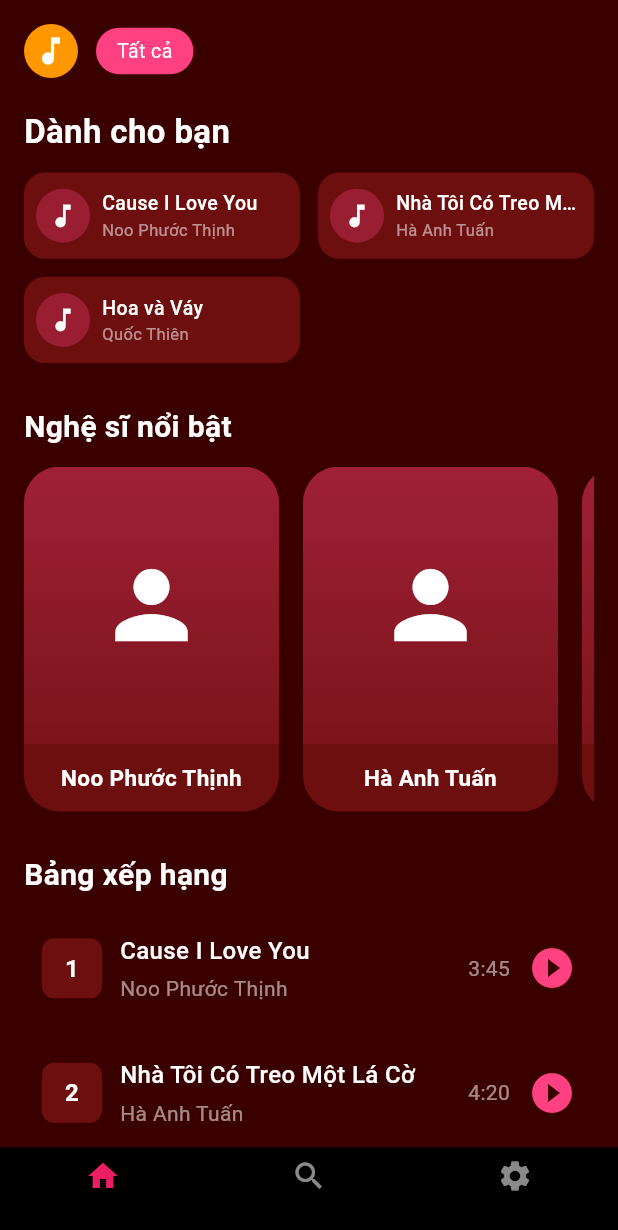
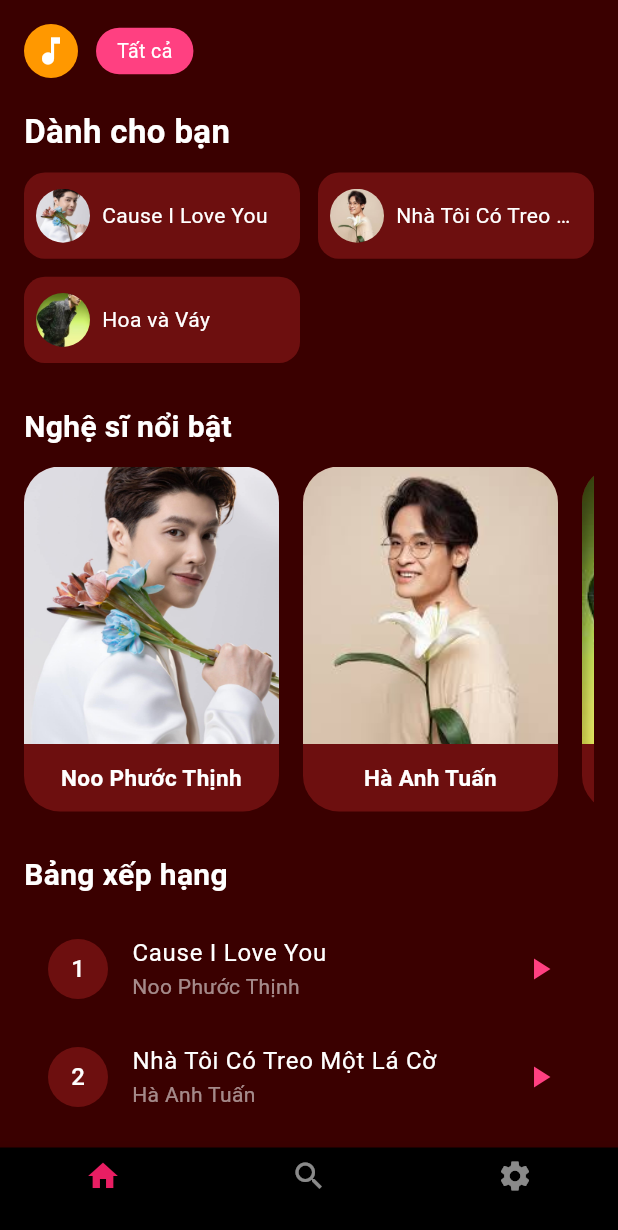
Before and after one commit to Ngocquyen111/TAQ-MUSIC, a Flutter app: the MainScreen screen opened directly, on a phone screen of 412 x 824 dp. Shown: the top 1230 px of the screen. Run offline on Flutter 3.47's test engine with Material 3 defaults, Android fonts, the phone set to English and light mode, and no system bars; our stand-ins replace audioplayers, firebase_auth, firebase_core, google_sign_in, image_picker, shared_preferences; accounts and stored records are empty.

Commit message:
Thêm ảnh, thêm nhạc

```diff
--- a/lib/data/music_data.dart
+++ b/lib/data/music_data.dart
@@ -6,37 +6,42 @@ class MusicData {
     // ================= NOO PHƯỚC THỊNH =================
     Artist(
       name: "Noo Phước Thịnh",
-      image: "",
+      image: "assets/images/artists/noo.jpg",
       songs: [
         Song(
           title: "Thương Em Là Điều Anh Không Thể Ngờ",
           artist: "Noo Phước Thịnh",
           filePath: "songs/Thương Em Là Điều Anh Không Thể Ngờ.mp3",
           duration: "5:09",
+          artistImage: "assets/images/artists/noo.jpg",
         ),
         Song(
           title: "Khổ Quá Thì Về Mẹ Nuôi",
           artist: "Noo Phước Thịnh",
           filePath: "songs/kho_qua_thi_ve_me_nuoi.mp3",
           duration: "3:27",
+          artistImage: "assets/images/artists/noo.jpg",
         ),
         Song(
           title: "Cause I Love You",
           artist: "Noo Phước Thịnh",
           filePath: "songs/Cause I Love You (Xuân Phát Tài 8).mp3",
           duration: "4:45",
+          artistImage: "assets/images/artists/noo.jpg",
         ),
         Song(
           title: "Lặng Thầm",
           artist: "Noo Phước Thịnh",
           filePath: "songs/Lặng Thầm.mp3",
           duration: "3:20",
+          artistImage: "assets/images/artists/noo.jpg",
         ),
         Song(
           title: "Những Kẻ Mộng Mơ",
           artist: "Noo Phước Thịnh",
           filePath: "songs/Những Kẻ Mộng Mơ.mp3",
           duration: "4:14",
+          artistImage: "assets/images/artists/noo.jpg",
         ),
       ],
     ),
@@ -44,37 +49,42 @@ class MusicData {
     // ================= HÀ ANH TUẤN =================
     Artist(
       name: "Hà Anh Tuấn",
-      image: "",
+      image: "assets/images/artists/ha_anh_tuan.jpg",
       songs: [
         Song(
           title: "Tháng Tư Là Lời Nói Dối Của Em",
           artist: "Hà Anh Tuấn",
           filePath: "songs/Tháng Tư Là Lời Nói Dối Của Em.mp3",
           duration: "4:45",
+          artistImage: "assets/images/artists/ha_anh_tuan.jpg",
         ),
         Song(
           title: "Tháng Mấy Em Nhớ Anh",
           artist: "Hà Anh Tuấn",
           filePath: "songs/Tháng Mấy Em Nhớ Anh_.mp3",
           duration: "4:28",
+          artistImage: "assets/images/artists/ha_anh_tuan.jpg",
         ),
         Song(
           title: "Chưa Bao Giờ",
           artist: "Hà Anh Tuấn",
           filePath: "songs/Chưa Bao Giờ (SEE SING SHARE 2).mp3",
           duration: "4:12",
+          artistImage: "assets/images/artists/ha_anh_tuan.jpg",
         ),
         Song(
           title: "Nhà Tôi Có Treo Một Lá Cờ",
           artist: "Hà Anh Tuấn",
           filePath: "songs/Nhà Tôi Có Treo Một Lá Cờ.mp3",
           duration: "4:35",
+          artistImage: "assets/images/artists/ha_anh_tuan.jpg",
         ),
         Song(
           title: "Cơn Mưa Tình Yêu",
           artist: "Hà Anh Tuấn",
           filePath: "songs/Cơn Mưa Tình Yêu.mp3",
           duration: "4:18",
+          artistImage: "assets/images/artists/ha_anh_tuan.jpg",
         ),
       ],
     ),
@@ -82,25 +92,35 @@ class MusicData {
     // ================= QUỐC THIÊN =================
     Artist(
       name: "Quốc Thiên",
-      image: "",
+      image: "assets/images/artists/quoc_thien.jpg",
       songs: [
         Song(
           title: "Hoa và Váy",
           artist: "Quốc Thiên",
-          filePath: "songs/Hoa và Váy (RnB ver).mp3",
+          filePath: "songs/Hoa và Váy (Rock ver).mp3",
           duration: "3:30",
+          artistImage: "assets/images/artists/quoc_thien.jpg",
         ),
         Song(
           title: "Kiếp Sau Vẫn Là Người Việt Nam",
           artist: "Quốc Thiên",
           filePath: "songs/Kiếp Sau Vẫn Là Người Việt Nam.mp3",
           duration: "4:12",
+          artistImage: "assets/images/artists/quoc_thien.jpg",
+        ),
+        Song(
+          title: "Tự Dưng Thành Người Lạ",
+          artist: "Quốc Thiên",
+          filePath: "songs/Tự Dưng Thành Người Lạ.mp3",
+          duration: "4:12",
+          artistImage: "assets/images/artists/quoc_thien.jpg",
         ),
         Song(
           title: "Rất Lâu Rồi Mới Khóc",
           artist: "Quốc Thiên",
           filePath: "songs/Rất Lâu Rồi Mới Khóc (New Version).mp3",
           duration: "4:05",
+          artistImage: "assets/images/artists/quoc_thien.jpg",
         ),
       ],
     ),
@@ -108,37 +128,42 @@ class MusicData {
     // ================= JACK - J97 =================
     Artist(
       name: "J97",
-      image: "",
+      image: "assets/images/artists/j97.jpg",
       songs: [
         Song(
           title: "Hồng Nhan",
           artist: "Jack - J97",
           filePath: "songs/Hồng Nhan (K-ICM Mix).mp3",
           duration: "4:22",
+          artistImage: "assets/images/artists/j97.jpg",
         ),
         Song(
           title: "Sóng Gió",
           artist: "Jack - J97",
           filePath: "songs/Sóng Gió.mp3",
           duration: "4:05",
+          artistImage: "assets/images/artists/j97.jpg",
         ),
         Song(
           title: "Về Bên Anh",
           artist: "Jack - J97",
           filePath: "songs/Về Bên Anh.mp3",
           duration: "3:58",
+          artistImage: "assets/images/artists/j97.jpg",
         ),
         Song(
           title: "Trạm Dừng Chân",
           artist: "Jack - J97",
           filePath: "songs/Trạm Dừng Chân.mp3",
           duration: "4:15",
+          artistImage: "assets/images/artists/j97.jpg",
         ),
         Song(
           title: "Hoa Hải Đường",
           artist: "Jack - J97",
           filePath: "songs/Hoa Hải Đường (HITStory Live Version).mp3",
           duration: "3:45",
+          artistImage: "assets/images/artists/j97.jpg",
         ),
       ],
     ),
@@ -146,7 +171,6 @@ class MusicData {
 
   // ================= HELPER METHODS =================
 
-  /// Lấy artist theo tên (so khớp tuyệt đối)
   static Artist? getArtistByName(String name) {
     try {
       return artists.firstWhere((artist) => artist.name == name);
@@ -155,7 +179,6 @@ class MusicData {
     }
   }
 
-  /// Lấy danh sách bài hát của một artist
   static List<Song> getSongsByArtist(String artistName) {
     final artist = getArtistByName(artistName);
     return artist?.songs ?? [];
--- a/lib/models/song.dart
+++ b/lib/models/song.dart
@@ -3,11 +3,13 @@ class Song {
   final String artist;
   final String filePath;
   final String duration;
+  final String artistImage;
 
   Song({
     required this.title,
     required this.artist,
     required this.filePath,
     required this.duration,
+    required this.artistImage,
   });
 }
--- a/lib/screens/home/home_screen.dart
+++ b/lib/screens/home/home_screen.dart
@@ -21,27 +21,39 @@ class _HomeScreenState extends State<HomeScreen> {
     Song(
       title: "Cause I Love You",
       artist: "Noo Phước Thịnh",
-      filePath: "songs/cause_i_love_you.mp3",
+      filePath: "songs/Cause I Love You (Xuân Phát Tài 8).mp3",
       duration: "3:45",
+      artistImage: "assets/images/artists/noo.jpg",
     ),
     Song(
       title: "Nhà Tôi Có Treo Một Lá Cờ",
       artist: "Hà Anh Tuấn",
       filePath: "songs/Nhà Tôi Có Treo Một Lá Cờ.mp3",
       duration: "4:20",
+      artistImage: "assets/images/artists/ha_anh_tuan.jpg",
     ),
     Song(
       title: "Hoa và Váy",
       artist: "Quốc Thiên",
-      filePath: "songs/Hoa và Váy (RnB ver).mp3",
+      filePath: "songs/Hoa và Váy (Rock ver).mp3",
       duration: "3:30",
+      artistImage: "assets/images/artists/quoc_thien.jpg",
     ),
   ];
 
   final List<Map<String, String>> _artists = [
-    {"name": "Noo Phước Thịnh", "image": ""},
-    {"name": "Hà Anh Tuấn", "image": ""},
-    {"name": "Quốc Thiên", "image": ""},
+    {
+      "name": "Noo Phước Thịnh",
+      "image": "assets/images/artists/noo.jpg",
+    },
+    {
+      "name": "Hà Anh Tuấn",
+      "image": "assets/images/artists/ha_anh_tuan.jpg",
+    },
+    {
+      "name": "Quốc Thiên",
+      "image": "assets/images/artists/quoc_thien.jpg",
+    },
   ];
 
   // ================== PLAYER ==================
@@ -170,26 +182,14 @@ class _HomeScreenState extends State<HomeScreen> {
                     child: Column(
                       children: [
                         Expanded(
-                          child: Container(
-                            decoration: BoxDecoration(
-                              gradient: LinearGradient(
-                                colors: [
-                                  Colors.pinkAccent.withOpacity(0.35),
-                                  Colors.pinkAccent.withOpacity(0.1),
-                                ],
-                                begin: Alignment.topCenter,
-                                end: Alignment.bottomCenter,
-                              ),
+                          child: ClipRRect(
                             borderRadius: const BorderRadius.vertical(
                               top: Radius.circular(24),
                             ),
-                            ),
-                            child: const Center(
-                              child: Icon(
-                                Icons.person,
-                                size: 72,
-                                color: Colors.white,
-                              ),
+                            child: Image.asset(
+                              artist["image"]!,
+                              width: double.infinity,
+                              fit: BoxFit.cover,
                             ),
                           ),
                         ),
@@ -256,6 +256,7 @@ class _HomeScreenState extends State<HomeScreen> {
     );
   }
 
+  // ✅ MINI ITEM – HIỂN THỊ ẢNH NGHỆ SĨ
   Widget _miniItem(Song song) {
     final isPlaying = _isPlaying(song.filePath);
 
@@ -269,51 +270,32 @@ class _HomeScreenState extends State<HomeScreen> {
               ? Colors.pinkAccent.withOpacity(0.2)
               : AppColors.card,
           borderRadius: BorderRadius.circular(14),
-          border: isPlaying
-              ? Border.all(color: Colors.pinkAccent, width: 1.5)
-              : null,
         ),
         child: Row(
           children: [
-            Container(
+            ClipRRect(
+              borderRadius: BorderRadius.circular(18),
+              child: Image.asset(
+                song.artistImage,
                 width: 36,
                 height: 36,
-              decoration: BoxDecoration(
-                color: Colors.pinkAccent.withOpacity(0.3),
-                shape: BoxShape.circle,
-              ),
-              child: Icon(
-                isPlaying ? Icons.pause : Icons.music_note,
-                color: Colors.white,
-                size: 20,
+                fit: BoxFit.cover,
+                errorBuilder: (_, __, ___) {
+                  return const CircleAvatar(
+                    radius: 18,
+                    backgroundColor: Colors.pinkAccent,
+                    child: Icon(Icons.person, color: Colors.white),
+                  );
+                },
               ),
             ),
             const SizedBox(width: 8),
             Expanded(
-              child: Column(
-                crossAxisAlignment: CrossAxisAlignment.start,
-                mainAxisAlignment: MainAxisAlignment.center,
-                children: [
-                  Text(
+              child: Text(
                 song.title,
                 maxLines: 1,
                 overflow: TextOverflow.ellipsis,
-                    style: const TextStyle(
-                      color: Colors.white,
-                      fontSize: 13,
-                      fontWeight: FontWeight.w500,
-                    ),
-                  ),
-                  Text(
-                    song.artist,
-                    maxLines: 1,
-                    overflow: TextOverflow.ellipsis,
-                    style: const TextStyle(
-                      color: Colors.white54,
-                      fontSize: 11,
-                    ),
-                  ),
-                ],
+                style: const TextStyle(color: Colors.white),
               ),
             ),
           ],
@@ -325,84 +307,19 @@ class _HomeScreenState extends State<HomeScreen> {
   Widget _songItem(Song song, int index) {
     final isPlaying = _isPlaying(song.filePath);
 
-    return Padding(
-      padding: const EdgeInsets.only(bottom: 12),
-      child: InkWell(
+    return ListTile(
       onTap: () => _playSong(song),
-        borderRadius: BorderRadius.circular(12),
-        child: Container(
-          padding: const EdgeInsets.all(12),
-          decoration: BoxDecoration(
-            color: isPlaying
-                ? Colors.pinkAccent.withOpacity(0.1)
-                : Colors.transparent,
-            borderRadius: BorderRadius.circular(12),
+      leading: CircleAvatar(
+        backgroundColor: isPlaying ? Colors.pinkAccent : AppColors.card,
+        child: Text('$index', style: const TextStyle(color: Colors.white)),
       ),
-          child: Row(
-            children: [
-              Container(
-                width: 40,
-                height: 40,
-                decoration: BoxDecoration(
-                  color: isPlaying ? Colors.pinkAccent : AppColors.card,
-                  borderRadius: BorderRadius.circular(8),
-                ),
-                child: Center(
-                  child: isPlaying
-                      ? const Icon(Icons.pause,
-                      color: Colors.white, size: 20)
-                      : Text(
-                    '$index',
-                    style: const TextStyle(
-                      color: Colors.white,
-                      fontSize: 16,
-                      fontWeight: FontWeight.bold,
-                    ),
-                  ),
-                ),
-              ),
-              const SizedBox(width: 12),
-              Expanded(
-                child: Column(
-                  crossAxisAlignment: CrossAxisAlignment.start,
-                  children: [
-                    Text(
-                      song.title,
-                      style: const TextStyle(
-                        color: Colors.white,
-                        fontSize: 16,
-                        fontWeight: FontWeight.w500,
-                      ),
-                    ),
-                    const SizedBox(height: 4),
-                    Text(
-                      song.artist,
-                      style: const TextStyle(
-                        color: Colors.white54,
-                        fontSize: 14,
-                      ),
-                    ),
-                  ],
-                ),
-              ),
-              Text(
-                song.duration,
-                style: const TextStyle(
-                  color: Colors.white54,
-                  fontSize: 14,
-                ),
-              ),
-              const SizedBox(width: 12),
-              Icon(
-                isPlaying
-                    ? Icons.pause_circle_filled
-                    : Icons.play_circle_filled,
+      title:
+      Text(song.title, style: const TextStyle(color: Colors.white)),
+      subtitle:
+      Text(song.artist, style: const TextStyle(color: Colors.white54)),
+      trailing: Icon(
+        isPlaying ? Icons.pause : Icons.play_arrow,
         color: Colors.pinkAccent,
-                size: 32,
-              ),
-            ],
-          ),
-        ),
       ),
     );
   }
--- a/pubspec.yaml
+++ b/pubspec.yaml
@@ -10,6 +10,7 @@ environment:
 dependencies:
   flutter:
     sdk: flutter
+
   shared_preferences: ^2.2.2
   audioplayers: ^5.2.1
   just_audio: ^0.9.36
@@ -18,13 +19,14 @@ dependencies:
   google_sign_in: ^6.2.1
   image_picker: ^1.0.7
 
-
-
 dev_dependencies:
   flutter_test:
     sdk: flutter
 
 flutter:
   uses-material-design: true
+
   assets:
     - assets/songs/
+    - assets/images/
+    - assets/images/artists/
```
Also changed, not shown: assets/images/artists/ha_anh_tuan.jpg (added), assets/images/artists/j97.jpg (added), assets/images/artists/noo.jpg (added), assets/images/artists/quoc_thien.jpg (added), 6 other files. Lines whose indentation alone changed are shown as unchanged.
